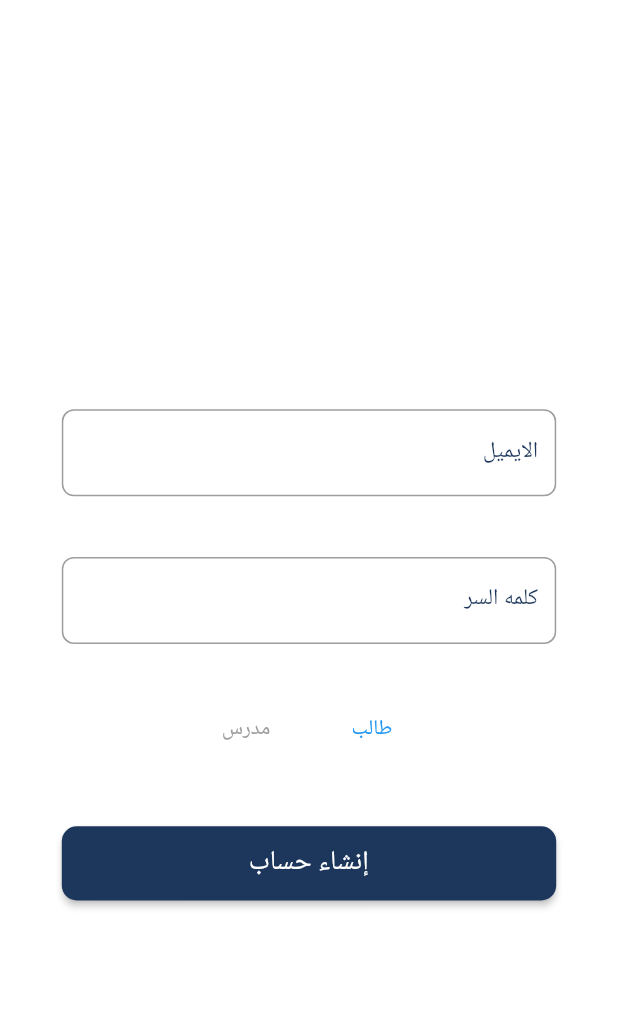
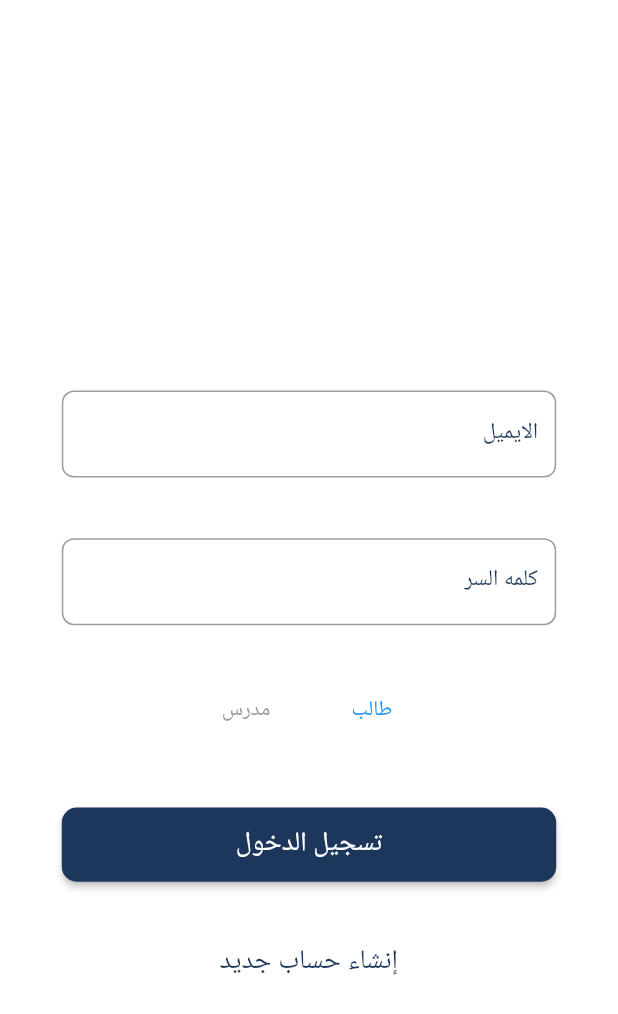
Before and after one commit to Osama-creator/bio, a Flutter app: the screen it shows after launch, on a phone screen of 412 x 824 dp. Shown: the top 1014 px of the screen. Run offline on Flutter 3.47's test engine with Material 2 defaults, Android fonts, the phone set to English and light mode, and no system bars; our stand-ins replace cloud_firestore, firebase_auth, firebase_core, firebase_storage, get, google_fonts and 2 more; accounts and stored records are empty; Roboto replaces fonts that are missing (Cairo).

Commit message:
exmas done

```diff
--- a/lib/app/modules/sign_in/views/sign_in_view.dart
+++ b/lib/app/modules/sign_in/views/sign_in_view.dart
@@ -1,4 +1,6 @@
+import 'package:bio/app/routes/app_pages.dart';
 import 'package:bio/app/views/text_field.dart';
+import 'package:bio/config/utils/colors.dart';
 import 'package:flutter/material.dart';
 
 import 'package:get/get.dart';
@@ -76,11 +78,24 @@ class SignInView extends GetView<SignInController> {
                 child: ElevatedButton(
                   onPressed: () => controller..login(),
                   child: Text(
-                    'إنشاء حساب',
+                    'تسجيل الدخول',
                     style: context.textTheme.headline6!.copyWith(
                       fontSize: 18,
                     ),
                   ),
+                ),
+              ),
+            ),
+            InkWell(
+              onTap: () => Get.offAndToNamed(Routes.SIGN_UP),
+              child: Padding(
+                padding: EdgeInsets.symmetric(
+                  horizontal: context.width * 0.1,
+                ),
+                child: Text(
+                  "إنشاء حساب جديد",
+                  style: context.textTheme.headline6!
+                      .copyWith(fontSize: 18, color: AppColors.primary),
                 ),
               ),
             ),
--- a/lib/app/modules/sign_up/views/sign_up_view.dart
+++ b/lib/app/modules/sign_up/views/sign_up_view.dart
@@ -12,6 +12,7 @@ class SignUpView extends GetView<SignUpController> {
   @override
   Widget build(BuildContext context) {
     return Scaffold(
+      resizeToAvoidBottomInset: false,
       body: Center(
         child: Column(
           mainAxisSize: MainAxisSize.min,
```
